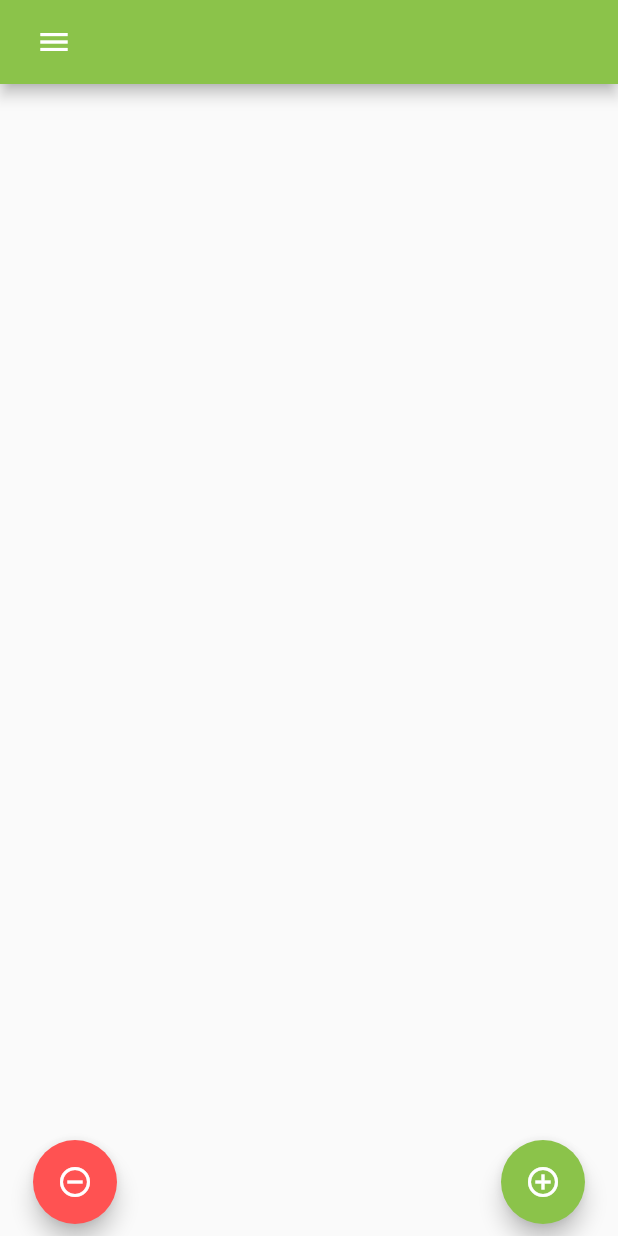
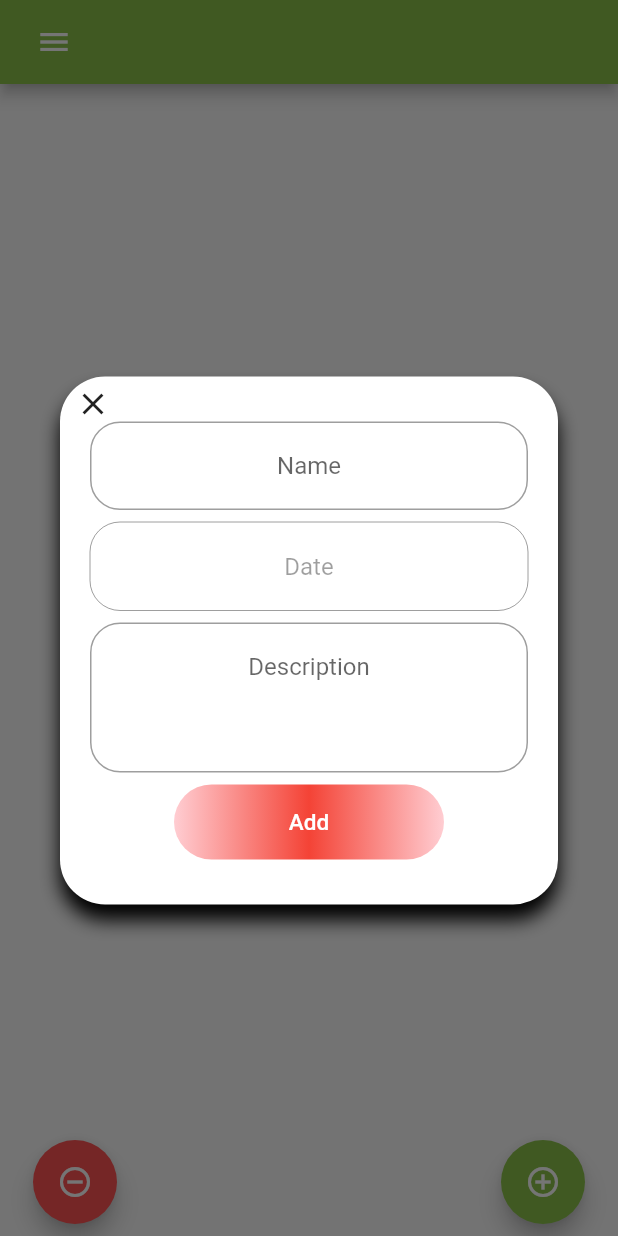
Before and after one commit to goodiny777/Karma-Flutter, a Flutter app: the screen it shows after launch, after a tap on the "remove circle outline" icon, on a phone screen of 412 x 824 dp. Run offline on Flutter 3.47's test engine with Material 2 defaults, Android fonts, the phone set to English and light mode, and no system bars; our stand-ins replace sqflite; accounts and stored records are empty.

Commit message:
Deed alert

```diff
--- a/karma/karma/lib/general/db.dart
+++ b/karma/karma/lib/general/db.dart
@@ -7,15 +7,10 @@ import 'package:sqflite/sqlite_api.dart';
 
 class DBProvider {
   DBProvider._();
-
   static final DBProvider db = DBProvider._();
-
   static Database _database;
-
   Future<Database> get database async {
     if (_database != null) return _database;
-
-    // if _database is null we instantiate it
     _database = await initDB();
     return _database;
   }
--- a/karma/karma/lib/models/deed.dart
+++ b/karma/karma/lib/models/deed.dart
@@ -1,7 +1,3 @@
-import 'dart:convert';
-
-import 'package:karma/general/db.dart';
-
 class Deed {
   int id;
   String description;
@@ -26,13 +22,3 @@ class Deed {
         "date": date.microsecondsSinceEpoch
       };
 }
-
-Deed clientFromJson(String str) {
-  final jsonData = json.decode(str);
-  return Deed.fromMap(jsonData);
-}
-
-String clientToJson(Deed data) {
-  final dyn = data.toMap();
-  return json.encode(dyn);
-}
--- a/karma/karma/lib/screens/home_page.dart
+++ b/karma/karma/lib/screens/home_page.dart
@@ -1,10 +1,10 @@
 import 'package:flutter/material.dart';
 import 'package:karma/general/db.dart';
 import 'package:karma/models/deed.dart';
-import 'package:karma/screens/alarms.dart';
 import 'package:karma/screens/statistics.dart';
 import 'package:karma/views/backup_dialog.dart';
 import 'package:karma/views/contact_us_dialog.dart';
+import 'package:karma/views/deed_dialog.dart';
 
 class MyHomePage extends StatefulWidget {
   MyHomePage({Key key}) : super(key: key);
@@ -21,6 +21,7 @@ class _MyHomePageState extends State<MyHomePage> {
   @override
   Widget build(BuildContext context) {
     return Scaffold(
+        resizeToAvoidBottomInset: false,
         key: widget._drawerKey,
         drawer: Drawer(
           child: ListView(
@@ -53,19 +54,19 @@ class _MyHomePageState extends State<MyHomePage> {
                       builder: (context) => StatisticsWidget()));
                 },
               ),
-              ListTile(
-                leading: Image(
-                  image: AssetImage("assets/images/alarm.png"),
-                  width: 25,
-                  height: 25,
-                ),
-                title: Text("Alarms"),
-                onTap: () {
-                  Navigator.pop(context);
-                  Navigator.of(context).push(
-                      MaterialPageRoute(builder: (context) => AlarmsWidget()));
-                },
-              ),
+              // ListTile(
+              //   leading: Image(
+              //     image: AssetImage("assets/images/alarm.png"),
+              //     width: 25,
+              //     height: 25,
+              //   ),
+              //   title: Text("Alarms"),
+              //   onTap: () {
+              //     Navigator.pop(context);
+              //     Navigator.of(context).push(
+              //         MaterialPageRoute(builder: (context) => AlarmsWidget()));
+              //   },
+              // ),
               ListTile(
                 leading: Image(
                   image: AssetImage("assets/images/share.png"),
@@ -200,15 +201,18 @@ class _MyHomePageState extends State<MyHomePage> {
                   if (widget.canAction)
                     {
                       widget.canAction = false,
-                      widget._dbProvider.newDeed(Deed(
-                          id: 1,
-                          description: "",
+                      showDialog(
+                          context: context,
+                          barrierDismissible: false,
+                          builder: (BuildContext context) {
+                            return DeedDialog(
                                 type: false,
-                          value: 5,
-                          date: DateTime.now())),
+                                onConfirm: () => {
                                       Future.delayed(Duration(seconds: 1), () {
                                         setState(() {});
                                         widget.canAction = true;
+                                      }),
+                                    });
                           }),
                     }
                 },
@@ -225,15 +229,18 @@ class _MyHomePageState extends State<MyHomePage> {
                   if (widget.canAction)
                     {
                       widget.canAction = false,
-                      widget._dbProvider.newDeed(Deed(
-                          id: 1,
-                          description: "",
+                      showDialog(
+                          context: context,
+                          barrierDismissible: false,
+                          builder: (BuildContext context) {
+                            return DeedDialog(
                                 type: true,
-                          value: 5,
-                          date: DateTime.now())),
+                                onConfirm: () => {
                                       Future.delayed(Duration(seconds: 1), () {
                                         setState(() {});
                                         widget.canAction = true;
+                                      }),
+                                    });
                           }),
                     }
                 },
--- /dev/null
+++ b/karma/karma/lib/views/deed_dialog.dart
@@ -0,0 +1,182 @@
+import 'package:flutter/cupertino.dart';
+import 'package:flutter/material.dart';
+import 'package:flutter/widgets.dart';
+import 'package:karma/general/db.dart';
+import 'package:karma/models/deed.dart';
+
+// ignore: must_be_immutable
+class DeedDialog extends StatefulWidget {
+  final bool type;
+  final Function() onConfirm;
+  final double _padding = 30.0;
+  final TextEditingController _dateController = TextEditingController();
+  final TextEditingController _descriptionController = TextEditingController();
+  final DBProvider _dbProvider = DBProvider.db;
+  DateTime dateTime;
+  Color themeColor = Colors.red;
+  List<Color> _btnGradient = [
+    Colors.red.shade100,
+    Colors.red,
+    Colors.red.shade100
+  ];
+
+  DeedDialog({Key key, this.type, this.onConfirm}) : super(key: key);
+
+  @override
+  _DeedDialogState createState() => _DeedDialogState();
+}
+
+class _DeedDialogState extends State<DeedDialog> {
+  @override
+  Widget build(BuildContext context) {
+    if (widget.type) {
+      widget.themeColor = Colors.lightGreen;
+      widget._btnGradient = [
+        Colors.lightGreen.shade100,
+        Colors.lightGreen,
+        Colors.lightGreen.shade100
+      ];
+    }
+
+    return Theme(
+      data: ThemeData(
+        primarySwatch: widget.themeColor,
+        visualDensity: VisualDensity.adaptivePlatformDensity,
+      ),
+      child: Dialog(
+        shape: RoundedRectangleBorder(borderRadius: BorderRadius.circular(10)),
+        elevation: 0,
+        backgroundColor: Colors.transparent,
+        child: SingleChildScrollView(
+          child: contentBox(context),
+        ),
+      ),
+    );
+  }
+
+  contentBox(context) {
+    return Stack(
+      children: <Widget>[
+        Container(
+          padding: EdgeInsets.only(
+              left: 20,
+              top: widget._padding,
+              right: 20,
+              bottom: widget._padding),
+          margin: EdgeInsets.only(top: widget._padding),
+          decoration: BoxDecoration(
+              shape: BoxShape.rectangle,
+              color: Colors.white,
+              borderRadius: BorderRadius.circular(widget._padding),
+              boxShadow: [
+                BoxShadow(
+                    color: Colors.black, offset: Offset(0, 10), blurRadius: 10),
+              ]),
+          child: Column(
+            mainAxisSize: MainAxisSize.min,
+            children: <Widget>[
+              TextField(
+                textAlign: TextAlign.center,
+                decoration: new InputDecoration(
+                    border: OutlineInputBorder(
+                        borderRadius: BorderRadius.all(Radius.circular(20.0))),
+                    hintText: "Name"),
+              ),
+              SizedBox(height: 8),
+              GestureDetector(
+                child: TextField(
+                  controller: widget._dateController,
+                  enabled: false,
+                  textAlign: TextAlign.center,
+                  decoration: new InputDecoration(
+                      border: OutlineInputBorder(
+                          borderRadius:
+                              BorderRadius.all(Radius.circular(20.0))),
+                      hintText: "Date"),
+                ),
+                onTap: () {
+                  showModalBottomSheet(
+                      context: context,
+                      builder: (BuildContext builder) {
+                        return Container(
+                            height:
+                                MediaQuery.of(context).copyWith().size.height /
+                                    3,
+                            child: CupertinoDatePicker(
+                              initialDateTime: DateTime.now(),
+                              onDateTimeChanged: (DateTime newDate) {
+                                setState(() {
+                                  widget.dateTime = newDate;
+                                  widget._dateController.text =
+                                      newDate.toIso8601String().split("T")[0];
+                                });
+                              },
+                              minimumYear: 2000,
+                              maximumYear: 2035,
+                              mode: CupertinoDatePickerMode.date,
+                            ));
+                      });
+                },
+              ),
+              SizedBox(height: 8),
+              Container(
+                height: 100,
+                clipBehavior: Clip.none,
+                child: TextField(
+                    controller: widget._descriptionController,
+                    textAlign: TextAlign.center,
+                    minLines: 10,
+                    maxLines: 10,
+                    decoration: new InputDecoration(
+                        border: OutlineInputBorder(
+                            borderRadius:
+                                BorderRadius.all(Radius.circular(20.0))),
+                        hintText: "Description")),
+              ),
+              SizedBox(height: 8),
+              OutlineButton(
+                padding: EdgeInsets.all(0.0),
+                color: Colors.white,
+                highlightElevation: 4,
+                borderSide: BorderSide.none,
+                onPressed: () {
+                  widget._dbProvider.newDeed(Deed(
+                      id: 1,
+                      description: widget._descriptionController.text,
+                      type: widget.type,
+                      value: 5,
+                      date: widget.dateTime));
+                  widget.onConfirm();
+                  Navigator.pop(context);
+                },
+                child: Container(
+                    width: 180,
+                    height: 50,
+                    decoration: BoxDecoration(
+                      shape: BoxShape.rectangle,
+                      borderRadius: BorderRadius.circular(widget._padding),
+                      gradient: LinearGradient(
+                        colors: widget._btnGradient,
+                      ),
+                    ),
+                    padding: EdgeInsets.all(8.0),
+                    alignment: Alignment.center,
+                    child: Text('Add',
+                        style: TextStyle(fontSize: 15, color: Colors.white))),
+              )
+            ],
+          ),
+        ),
+        Positioned(
+            left: 10,
+            top: 36,
+            child: GestureDetector(
+              child: Icon(Icons.close),
+              onTap: () {
+                Navigator.pop(context);
+              },
+            ))
+      ],
+    );
+  }
+}
```
Also changed, not shown: karma/karma/pubspec.yaml (+0 -22 lines), karma/karma/pubspec.lock. Lines whose indentation alone changed are shown as unchanged.
